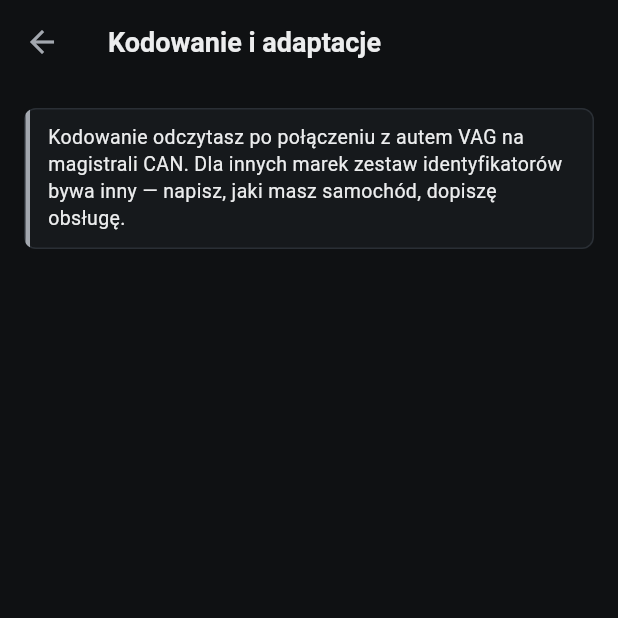
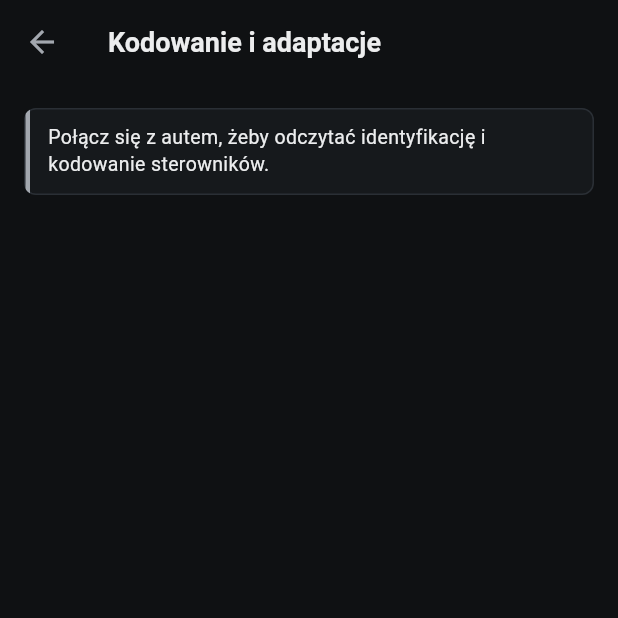
Before and after one commit to zydziupolska-cmyk/autocheck, a Flutter app: the CodingScreen screen opened directly, on a phone screen of 412 x 824 dp, the top half of it. Run offline on Flutter 3.47's test engine with Material 3 defaults, Android fonts, the phone set to English and light mode, and no system bars; our stand-ins replace file_picker, fl_chart, flutter_blue_plus, flutter_bluetooth_serial, permission_handler, share_plus.

Commit message:
Kodowanie: uniwersalny odczyt identyfikacji sterownika (każda marka) + DID BMW
- ObdService.readEcuIdentification: odczyt standardowych identyfikatorów UDS
  (VIN, numer części, numer sprzętu, wersja oprogramowania, numer seryjny,
  nazwa systemu) z ECU silnika — działa niezależnie od marki
- Katalog IdentificationDids: standard ISO 14229 plus znane DID BMW (SVK,
  dane produkcyjne, indeks SGBD) za dokumentacją UDS BMW; tylko odczyt
- Ekran kodowania: dla aut spoza VAG uniwersalny odczyt identyfikacji;
  wejście dostępne po połączeniu z dowolnym autem
- Emulator odpowiada na 22 F190 (VIN); test uniwersalnego odczytu

Co-Authored-By: Claude Opus 4.8 <noreply@anthropic.com>
Claude-Session: https://claude.ai/code/session_01EhpkM6h7yug2Sh1Lorrf57

```diff
--- a/lib/screens/coding_screen.dart
+++ b/lib/screens/coding_screen.dart
@@ -66,15 +66,14 @@ class _CodingScreenState extends State<CodingScreen> {
     final obd = context.watch<ObdService>();
     return Scaffold(
       appBar: AppBar(title: const Text("Kodowanie i adaptacje")),
-      body: !obd.canScanVagModules
+      body: obd.status != ObdConnectionStatus.connected
           ? const Padding(
               padding: EdgeInsets.all(16),
-              child: Notice(
-                "Kodowanie odczytasz po połączeniu z autem VAG na magistrali CAN. Dla innych marek zestaw "
-                "identyfikatorów bywa inny — napisz, jaki masz samochód, dopiszę obsługę.",
-              ),
+              child: Notice("Połącz się z autem, żeby odczytać identyfikację i kodowanie sterowników."),
             )
-          : ListView(
+          : !obd.canScanVagModules
+              ? _universal(context, coding, obd)
+              : ListView(
               padding: const EdgeInsets.fromLTRB(16, 4, 16, 24),
               children: [
                 const Notice(
@@ -136,6 +135,40 @@ class _CodingScreenState extends State<CodingScreen> {
                 _savedCard(context, coding),
               ],
             ),
+    );
+  }
+
+  /// Auta spoza VAG: uniwersalny odczyt identyfikacji sterownika silnika.
+  Widget _universal(BuildContext context, CodingService coding, ObdService obd) {
+    return ListView(
+      padding: const EdgeInsets.fromLTRB(16, 4, 16, 24),
+      children: [
+        const Notice(
+          "Dla tej marki mam na razie uniwersalny odczyt identyfikacji sterownika silnika (VIN, numery, "
+          "wersje oprogramowania). Pełne kodowanie modułów dopiszę z nagrania oryginalnego testera.",
+          icon: Icons.info_outline,
+        ),
+        const SizedBox(height: 12),
+        if (coding.progress != null)
+          Row(children: [
+            const SizedBox(width: 14, height: 14, child: CircularProgressIndicator(strokeWidth: 2)),
+            const SizedBox(width: 10),
+            Expanded(child: Text(coding.progress!, style: const TextStyle(color: AppTheme.textSecondary, fontSize: 13))),
+          ])
+        else
+          ElevatedButton.icon(
+            onPressed: coding.busy ? null : () async {
+              final r = await obd.readEcuIdentification();
+              if (context.mounted) setState(() => _readings = [r]);
+            },
+            icon: const Icon(Icons.download, size: 18),
+            label: const Text("Odczytaj identyfikację sterownika"),
+          ),
+        if (_readings != null) ...[
+          const SizedBox(height: 16),
+          for (final r in _readings!) _moduleCard(r),
+        ],
+      ],
     );
   }
 
--- a/lib/services/obd_service.dart
+++ b/lib/services/obd_service.dart
@@ -99,6 +99,7 @@ class ObdService extends ChangeNotifier {
   ObdBusType get busType => _bus;
   bool get isMonitoring => _monitoring;
   String? get engineEcuAddress => _engineEcu;
+  String? get engineRequestHeader => _engineHeader;
   Set<int> get supportedPidNumbers => _supportedPids;
 
   /// Katalog czujników bez duplikatów nazw (np. dwa warianty PEDAL).
@@ -1256,6 +1257,38 @@ class ObdService extends ChangeNotifier {
       onProgress?.call(dids.length, dids.length);
       await _udsRaw(module.responseId, "1001"); // powrót do sesji domyślnej
       return ModuleCoding(module, responded: responded, values: values);
+    });
+  }
+
+  /// Uniwersalny odczyt identyfikacji sterownika (działa na każdej marce na CAN).
+  /// Czyta standardowe identyfikatory F1xx oraz dodatkowe [extra] (np. BMW SVK),
+  /// bez dostępu zabezpieczonego. [requestId]/[responseId] domyślnie = ECU silnika.
+  Future<ModuleCoding> readEcuIdentification({
+    String? requestId,
+    String? responseId,
+    String moduleName = "Sterownik silnika",
+    List<int> dids = IdentificationDids.standard,
+    void Function(int done, int total)? onProgress,
+  }) async {
+    final req = requestId ?? _engineHeader;
+    final resp = responseId ?? _engineEcu;
+    if (req == null || resp == null || !_isCan) {
+      return ModuleCoding(VagModule(moduleName, "", req ?? "", resp ?? ""), responded: false, values: const []);
+    }
+    return _withModule(req, resp, () async {
+      await _udsRaw(resp, "1003");
+      final values = <DidValue>[];
+      bool responded = false;
+      for (int i = 0; i < dids.length; i++) {
+        if (!_hasTransport) break;
+        onProgress?.call(i, dids.length);
+        final v = await _readDid(resp, dids[i]);
+        if (v.bytes != null || v.nrc != null) responded = true;
+        if (v.bytes != null) values.add(v);
+      }
+      onProgress?.call(dids.length, dids.length);
+      await _udsRaw(resp, "1001");
+      return ModuleCoding(VagModule(moduleName, "", req, resp), responded: responded, values: values);
     });
   }
 
@@ -1469,7 +1502,7 @@ class DidValue {
   String get didHex => did.toRadixString(16).padLeft(4, '0').toUpperCase();
   String get hex => bytes == null ? "" : bytes!.map((b) => b.toRadixString(16).padLeft(2, '0').toUpperCase()).join(' ');
   bool get readable => bytes != null;
-  String get label => CodingDids.names[did] ?? "DID $didHex";
+  String get label => CodingDids.names[did] ?? IdentificationDids.names[did] ?? "DID $didHex";
 }
 
 /// Odczytane kodowanie/adaptacje jednego modułu.
@@ -1520,3 +1553,54 @@ class CodingDids {
   /// DID, które są tekstem ASCII (do czytelnego wyświetlenia).
   static const Set<int> textual = {vin, partNumberVag, hwNumber, swVersion, systemName, asamData};
 }
+
+/// Standardowe identyfikatory odczytu (UDS 22) niezależne od marki, plus kilka
+/// znanych dla BMW (za dokumentacją UDS BMW). Sam odczyt, bez dostępu zabezpieczonego.
+class IdentificationDids {
+  // Standard ISO 14229 / 27145 (F1xx)
+  static const int vin = 0xF190;
+  static const int vehicleManufacturerEcuSw = 0xF188;
+  static const int systemSupplierEcuHw = 0xF191;
+  static const int systemSupplierEcuSw = 0xF189;
+  static const int ecuSerialNumber = 0xF18C;
+  static const int vehicleManufacturerSparePart = 0xF187;
+  static const int systemName = 0xF197;
+  static const int repairShopCode = 0xF198;
+  static const int calibrationId = 0xF186; // aktywna sesja/CALID zależnie od ECU
+  // BMW (z dokumentacji UDS BMW)
+  static const int bmwActiveSession = 0xF100;
+  static const int bmwCurrentSvk = 0xF101;   // readCurrentSVK
+  static const int bmwManufacturingData = 0xF18B;
+  static const int bmwSerialNumber = 0xF18C;
+  static const int bmwSgbdIndex = 0xF150;
+
+  static const List<int> standard = [
+    vin, vehicleManufacturerSparePart, systemSupplierEcuHw, systemSupplierEcuSw,
+    vehicleManufacturerEcuSw, ecuSerialNumber, systemName,
+  ];
+
+  /// Zestaw rozszerzony dla BMW (identyfikacja i wersje oprogramowania).
+  static const List<int> bmw = [
+    vin, bmwCurrentSvk, bmwManufacturingData, bmwSerialNumber, bmwSgbdIndex, systemName,
+  ];
+
+  static const Map<int, String> names = {
+    vin: "VIN",
+    vehicleManufacturerSparePart: "Numer części",
+    systemSupplierEcuHw: "Numer sprzętu",
+    systemSupplierEcuSw: "Wersja oprogramowania",
+    vehicleManufacturerEcuSw: "Wersja oprogramowania (producent)",
+    ecuSerialNumber: "Numer seryjny sterownika",
+    systemName: "Nazwa systemu",
+    repairShopCode: "Kod warsztatu",
+    calibrationId: "Identyfikator kalibracji",
+    bmwCurrentSvk: "SVK (wersje oprogramowania)",
+    bmwManufacturingData: "Dane produkcyjne",
+    bmwSgbdIndex: "Indeks SGBD",
+  };
+
+  static const Set<int> textual = {
+    vin, vehicleManufacturerSparePart, systemSupplierEcuHw, systemSupplierEcuSw,
+    vehicleManufacturerEcuSw, ecuSerialNumber, systemName, repairShopCode,
+  };
+}
```
Also changed, not shown: lib/screens/connection_screen.dart (+8 -8 lines), 2 other files.
